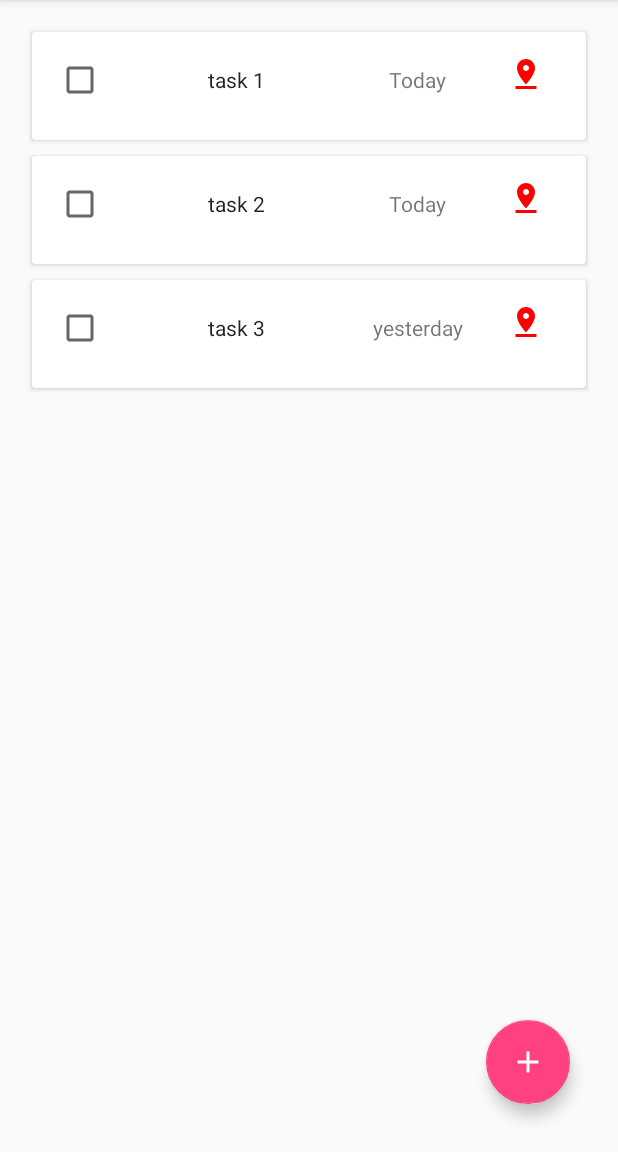
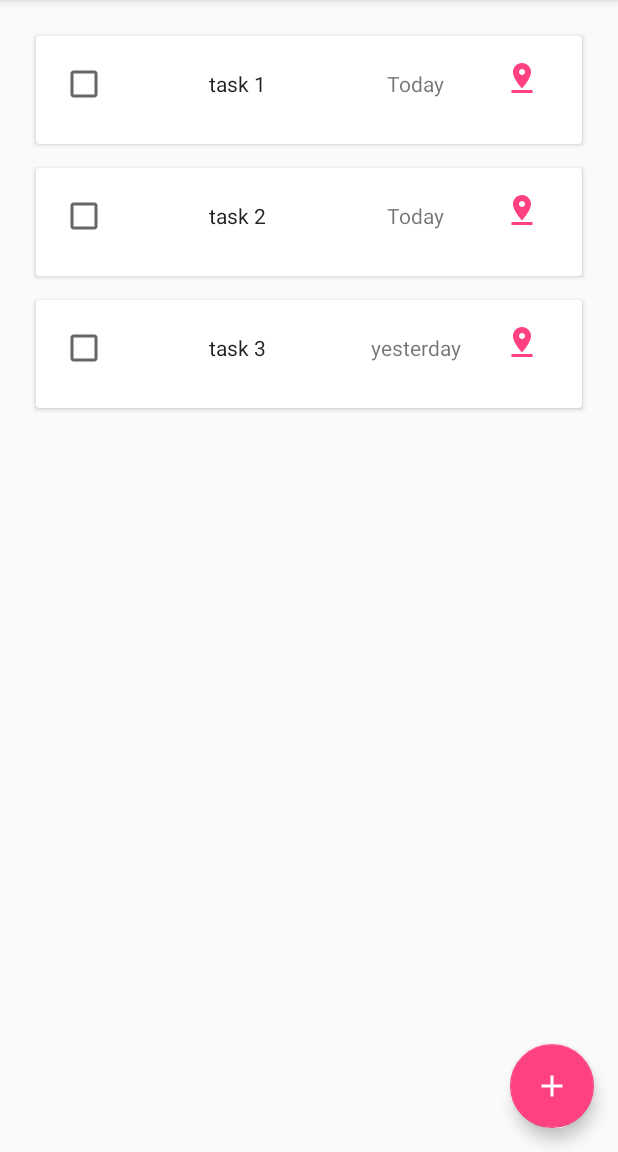
Before and after one commit to Nearsoft/android-school, an Android app: the screen it shows after launch (ToDoMain before the commit, MainActivity after it), on a phone screen of 412 x 824 dp, the part 84-1236 px from its top. Run offline under Robolectric (Android 15) with nearby library versions, the phone set to English and light mode, and no system bars.

Commit message:
details activity
change color of the `ic_pin` to the accent attribute
make the CardView `clickable` to show the cool ripple effect
open the `DetailActivity` when clicking over the CardView
rename `ToDoMain` to `MainActivity`

```diff
--- a/todoapp/TODOapp/app/src/main/AndroidManifest.xml
+++ b/todoapp/TODOapp/app/src/main/AndroidManifest.xml
@@ -8,13 +8,16 @@
         android:label="@string/app_name"
         android:supportsRtl="true"
         android:theme="@style/AppTheme">
-        <activity android:name=".activities.main.ToDoMain">
+        <activity android:name=".activities.main.MainActivity">
             <intent-filter>
                 <action android:name="android.intent.action.MAIN" />
 
                 <category android:name="android.intent.category.LAUNCHER" />
             </intent-filter>
         </activity>
+        <activity android:name=".activities.detail.DetailActivity"
+             android:parentActivityName=".activities.main.MainActivity"
+            />
     </application>
 
 </manifest>
--- a/todoapp/TODOapp/app/src/main/java/com/nearsoft/androidschool/todoapp/activities/main/ToDoMain.java
+++ b/todoapp/TODOapp/app/src/main/java/com/nearsoft/androidschool/todoapp/activities/main/MainActivity.java
@@ -15,27 +15,28 @@ import com.nearsoft.androidschool.todoapp.models.ToDoContent;
 import java.util.ArrayList;
 import java.util.List;
 
-public class ToDoMain extends AppCompatActivity {
+public class MainActivity extends AppCompatActivity {
 
     private ToDoListAdapter adapter;
-    private FloatingActionButton addToDoItemFab;
-    private RecyclerView toDoRecyclerView;
+    private FloatingActionButton addFab;
+    private RecyclerView todoRecyclerView;
 
     @Override
     protected void onCreate(Bundle savedInstanceState) {
         super.onCreate(savedInstanceState);
         setContentView(R.layout.activity_todomain);
 
-        addToDoItemFab = (FloatingActionButton) findViewById(R.id.addToDoItemFab);
+        addFab = (FloatingActionButton) findViewById(R.id.fab);
         adapter = new ToDoListAdapter(getData());
-        toDoRecyclerView = (RecyclerView) findViewById(R.id.rvTODOList);
-        toDoRecyclerView.setLayoutManager(new LinearLayoutManager(this));
-        toDoRecyclerView.setAdapter(adapter);
 
-        addToDoItemFab.setOnClickListener(new View.OnClickListener() {
+        todoRecyclerView = (RecyclerView) findViewById(R.id.recycler_view);
+        todoRecyclerView.setLayoutManager(new LinearLayoutManager(this));
+        todoRecyclerView.setAdapter(adapter);
+
+        addFab.setOnClickListener(new View.OnClickListener() {
             @Override
             public void onClick(View view) {
-                Snackbar.make(addToDoItemFab, "this should take you to and activity to add a new task ", Snackbar.LENGTH_SHORT).show();
+                Snackbar.make(todoRecyclerView, "this should take you to and activity to add a new task ", Snackbar.LENGTH_SHORT).show();
             }
         });
     }
--- a/todoapp/TODOapp/app/src/main/java/com/nearsoft/androidschool/todoapp/activities/main/adapter/ToDoListAdapter.java
+++ b/todoapp/TODOapp/app/src/main/java/com/nearsoft/androidschool/todoapp/activities/main/adapter/ToDoListAdapter.java
@@ -1,5 +1,6 @@
 package com.nearsoft.androidschool.todoapp.activities.main.adapter;
 
+import android.content.Intent;
 import android.support.design.widget.Snackbar;
 import android.support.v7.widget.CardView;
 import android.support.v7.widget.RecyclerView;
@@ -11,6 +12,7 @@ import android.widget.ImageButton;
 import android.widget.TextView;
 
 import com.nearsoft.androidschool.todoapp.R;
+import com.nearsoft.androidschool.todoapp.activities.detail.DetailActivity;
 import com.nearsoft.androidschool.todoapp.models.ToDoContent;
 
 import java.util.List;
@@ -43,6 +45,7 @@ public class ToDoListAdapter extends RecyclerView.Adapter<ToDoListAdapter.ViewHo
 
     static class ViewHolder extends RecyclerView.ViewHolder implements View.OnClickListener {
 
+        ToDoContent item;
         CardView container;
         TextView toDoNameTextBox;
         TextView dateTextBox;
@@ -59,6 +62,7 @@ public class ToDoListAdapter extends RecyclerView.Adapter<ToDoListAdapter.ViewHo
         }
 
         void bindData(ToDoContent toDoItem) {
+            item = toDoItem;
             toDoNameTextBox.setText(toDoItem.getTitle());
             dateTextBox.setText(toDoItem.getDate());
             doneCheckbox.setOnClickListener(this);
@@ -75,7 +79,9 @@ public class ToDoListAdapter extends RecyclerView.Adapter<ToDoListAdapter.ViewHo
                 Snackbar.make(mapButton, "this should show the map in google maps", Snackbar.LENGTH_SHORT).show();
             }
             if (view.getId() == R.id.cardViewContainer) {
-                Snackbar.make(mapButton, "This should take you to the detail", Snackbar.LENGTH_SHORT).show();
+                Intent intent = new Intent(itemView.getContext(), DetailActivity.class);
+                intent.putExtra(DetailActivity.EXTRA_TODO_KEY, item);
+                itemView.getContext().startActivity(intent);
             }
         }
     }
--- a/todoapp/TODOapp/app/src/main/java/com/nearsoft/androidschool/todoapp/models/ToDoContent.java
+++ b/todoapp/TODOapp/app/src/main/java/com/nearsoft/androidschool/todoapp/models/ToDoContent.java
@@ -1,6 +1,8 @@
 package com.nearsoft.androidschool.todoapp.models;
 
-public class ToDoContent {
+import java.io.Serializable;
+
+public class ToDoContent implements Serializable {
     private String title;
     private String date;
     private boolean done;
--- a/todoapp/TODOapp/app/src/main/res/drawable/ic_pin_red.xml
+++ b/todoapp/TODOapp/app/src/main/res/drawable/ic_pin_accent.xml
@@ -4,6 +4,6 @@
     android:viewportHeight="24.0"
     android:viewportWidth="24.0">
     <path
-        android:fillColor="#FFFF0000"
+        android:fillColor="@color/colorAccent"
         android:pathData="M18,8c0,-3.31 -2.69,-6 -6,-6S6,4.69 6,8c0,4.5 6,11 6,11s6,-6.5 6,-11zM10,8c0,-1.1 0.9,-2 2,-2s2,0.9 2,2 -0.89,2 -2,2c-1.1,0 -2,-0.9 -2,-2zM5,20v2h14v-2L5,20z" />
 </vector>
--- a/todoapp/TODOapp/app/src/main/res/layout/activity_todomain.xml
+++ b/todoapp/TODOapp/app/src/main/res/layout/activity_todomain.xml
@@ -5,21 +5,30 @@
     android:id="@+id/activity_todo_main"
     android:layout_width="match_parent"
     android:layout_height="match_parent"
-    android:padding="@dimen/activity_vertical_margin"
-    tools:context="com.nearsoft.androidschool.todoapp.activities.main.ToDoMain">
+    tools:context="com.nearsoft.androidschool.todoapp.activities.main.MainActivity">
 
-    <android.support.v7.widget.RecyclerView
-        android:id="@+id/rvTODOList"
+    <RelativeLayout
         android:layout_width="match_parent"
-        android:layout_height="match_parent" />
+        android:layout_height="match_parent">
+
+        <android.support.v7.widget.RecyclerView
+            android:id="@+id/recycler_view"
+            android:scrollbars="vertical"
+            android:layout_width="match_parent"
+            android:layout_height="match_parent"
+            android:padding="16dp" />
+
+    </RelativeLayout>
 
     <android.support.design.widget.FloatingActionButton
-        android:id="@+id/addToDoItemFab"
+        android:id="@+id/fab"
         android:layout_width="wrap_content"
         android:layout_height="wrap_content"
         android:layout_margin="16dp"
+        android:layout_marginBottom="10dp"
+        android:layout_marginEnd="10dp"
         android:src="@drawable/ic_add_white"
-        app:layout_anchor="@id/rvTODOList"
+        app:layout_anchor="@id/recycler_view"
         app:layout_anchorGravity="bottom|right|end" />
 
 </android.support.design.widget.CoordinatorLayout>
--- a/todoapp/TODOapp/app/src/main/res/layout/list_item.xml
+++ b/todoapp/TODOapp/app/src/main/res/layout/list_item.xml
@@ -3,7 +3,9 @@
     android:id="@+id/cardViewContainer"
     android:layout_width="match_parent"
     android:layout_height="wrap_content"
-    android:layout_margin="5dp"
+    android:layout_margin="8dp"
+    android:clickable="true"
+    android:foreground="?android:attr/selectableItemBackground"
     android:minHeight="72dp">
 
     <LinearLayout
@@ -26,6 +28,7 @@
             android:layout_width="0dp"
             android:layout_height="match_parent"
             android:layout_weight="3"
+            android:ellipsize="end"
             android:gravity="center"
             android:maxLines="1" />
 
@@ -44,7 +47,7 @@
             android:layout_weight="1"
             android:background="#00ffffff"
             android:gravity="end"
-            android:src="@drawable/ic_pin_red" />
+            android:src="@drawable/ic_pin_accent" />
 
     </LinearLayout>
 </android.support.v7.widget.CardView>
```
Also changed, not shown: todoapp/TODOapp/app/src/main/java/com/nearsoft/androidschool/todoapp/activities/detail/DetailActivity.java (added, +39 -0 lines), todoapp/TODOapp/app/src/main/res/layout/activity_detail.xml (added, +36 -0 lines).
